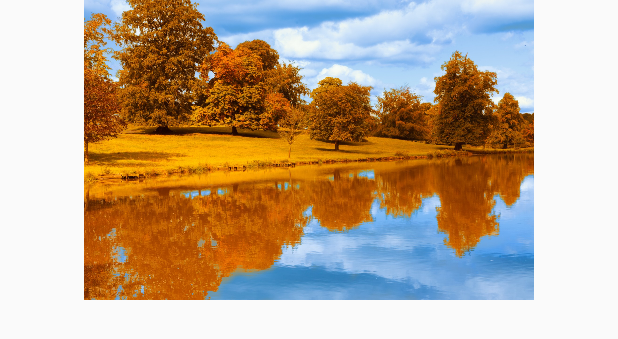
After one commit to ticktakclock/MotionLayoutSamaple, an Android app: the layout motion_06.xml on its own in the app's theme, with its tools: preview values and no code run, on a phone screen of 412 x 824 dp. The commit adds this screen. Shown: the top 339 px of the screen. Run offline under Robolectric (Android 15) with nearby library versions, the phone set to English and light mode, and no system bars.

Commit message:
Add motion sample 06

```diff
--- a/app/src/main/java/com/github/ticktakclock/motionlayoutsample/MainActivity.kt
+++ b/app/src/main/java/com/github/ticktakclock/motionlayoutsample/MainActivity.kt
@@ -13,7 +13,8 @@ class MainActivity : AppCompatActivity() {
         Sample("Sample 2", "Moving right to left on swipe, using ConstraintSet", R.layout.motion_02),
         Sample("Sample 3", "Moving right to left on swipe, using CustomAttribute", R.layout.motion_03),
         Sample("Sample 4", "Using KeyFrameSet on Sample 3", R.layout.motion_04),
-        Sample("Sample 5", "Using KeyFrameSet and KeyAttribute", R.layout.motion_05)
+        Sample("Sample 5", "Using KeyFrameSet and KeyAttribute", R.layout.motion_05),
+        Sample("Sample 6", "Using ImageFilterView, cross fade image", R.layout.motion_06)
 
     )
 
--- /dev/null
+++ b/app/src/main/res/layout/motion_06.xml
@@ -0,0 +1,16 @@
+<?xml version="1.0" encoding="utf-8"?>
+<androidx.constraintlayout.motion.widget.MotionLayout xmlns:android="http://schemas.android.com/apk/res/android"
+    xmlns:app="http://schemas.android.com/apk/res-auto"
+    android:id="@+id/motionLayout"
+    android:layout_width="match_parent"
+    android:layout_height="match_parent"
+    app:layoutDescription="@xml/scene_06">
+
+    <androidx.constraintlayout.utils.widget.ImageFilterView
+        android:id="@+id/image"
+        android:layout_width="0dp"
+        android:layout_height="200dp"
+        android:src="@drawable/public_domain_photo_1"
+        app:altSrc="@drawable/public_domain_photo_2" />
+
+</androidx.constraintlayout.motion.widget.MotionLayout>
--- /dev/null
+++ b/app/src/main/res/xml/scene_06.xml
@@ -0,0 +1,48 @@
+<?xml version="1.0" encoding="utf-8"?>
+<MotionScene xmlns:motion="http://schemas.android.com/apk/res-auto"
+    xmlns:android="http://schemas.android.com/apk/res/android">
+
+    <Transition
+        motion:constraintSetStart="@id/start"
+        motion:constraintSetEnd="@id/end"
+        motion:duration="1000">
+        <OnSwipe
+            motion:touchAnchorId="@id/image"
+            motion:touchAnchorSide="top"
+            motion:dragDirection="dragUp" />
+    </Transition>
+
+    <ConstraintSet
+        android:id="@+id/start">
+        <Constraint android:id="@id/image">
+            <Layout
+                android:layout_width="0dp"
+                android:layout_height="200dp"
+                motion:layout_constraintStart_toStartOf="parent"
+                motion:layout_constraintEnd_toEndOf="parent"
+                motion:layout_constraintTop_toTopOf="parent"
+                />
+            <CustomAttribute
+                motion:attributeName="crossfade"
+                motion:customFloatValue="0"
+                />
+        </Constraint>
+    </ConstraintSet>
+
+    <ConstraintSet
+        android:id="@+id/end">
+        <Constraint android:id="@id/image">
+            <Layout
+                android:layout_width="0dp"
+                android:layout_height="200dp"
+                motion:layout_constraintBottom_toBottomOf="parent"
+                motion:layout_constraintStart_toStartOf="parent"
+                motion:layout_constraintEnd_toEndOf="parent"
+                />
+            <CustomAttribute
+                motion:attributeName="crossfade"
+                motion:customFloatValue="1"
+                />
+        </Constraint>
+    </ConstraintSet>
+</MotionScene>
```
Also changed, not shown: app/src/main/res/drawable/public_domain_photo_1.jpg (added), app/src/main/res/drawable/public_domain_photo_2.jpg (added).
